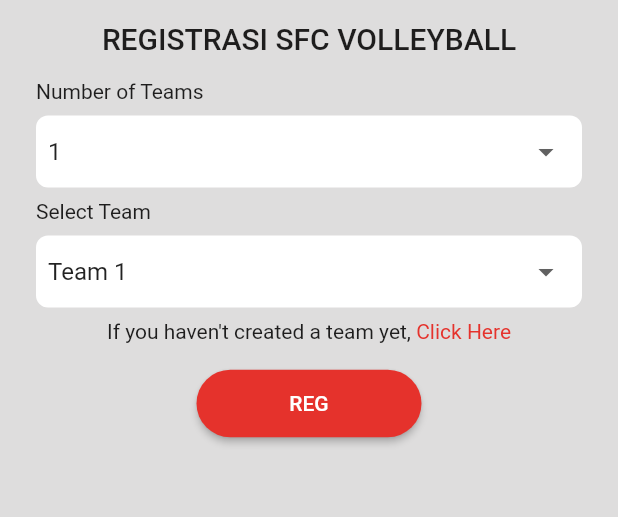
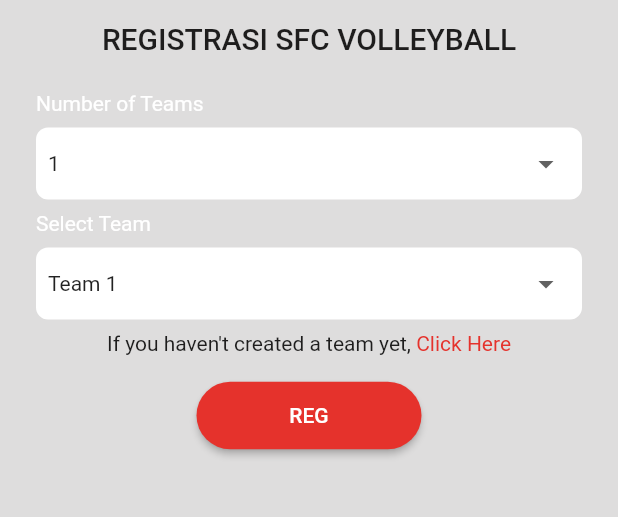
Before and after one commit to mutakin-san/cyphercity, a Flutter app: the RegisterCompetitionScreen screen opened by its route, on a phone screen of 412 x 824 dp, the part 159-676 px from its top. Run offline on Flutter 3.47's test engine with Material 2 defaults, Android fonts, the phone set to English and light mode, and no system bars; our stand-ins replace bloc, carousel_slider, equatable, flutter_bloc, form_validator and 1 more; missing offline and left inert: dart:ffi; accounts and stored records are empty; network calls fail.

Commit message:
refactoring code

```diff
--- a/lib/models/user.dart
+++ b/lib/models/user.dart
@@ -16,7 +16,7 @@ class User extends Equatable {
 
   factory User.fromJson(Map<String, dynamic> json) {
     return User(
-        userId: json['user_id'],
+        userId: "${json['user_id']}",
         username: json['username'],
         nama: json['nama'],
         level: json['level'],
--- a/lib/screens/main_screen.dart
+++ b/lib/screens/main_screen.dart
@@ -38,7 +38,7 @@ class _MainScreenState extends State<MainScreen> {
                 _selectedMenuIndex = value;
               }),
           items: const [
-            BottomNavigationBarItem(label: "", icon: Icon(Icons.people)),
+            BottomNavigationBarItem(label: "", icon: Icon(Icons.emoji_events)),
             BottomNavigationBarItem(label: "", icon: Icon(Icons.home)),
             BottomNavigationBarItem(
                 label: "", icon: Icon(Icons.account_circle)),
--- a/lib/screens/register_competition_screen.dart
+++ b/lib/screens/register_competition_screen.dart
@@ -1,4 +1,5 @@
 import 'package:cyphercity/utilities/colors.dart';
+import 'package:cyphercity/widgets/cc_dropdown_form_field.dart';
 import 'package:cyphercity/widgets/cc_material_button.dart';
 import 'package:flutter/material.dart';
 
@@ -16,37 +17,20 @@ class _RegisterCompetitionScreenState extends State<RegisterCompetitionScreen> {
   List<Widget> buildTeamSelection(int numberOfTeam) {
     return List.generate(numberOfTeam, (index) {
       String selectedTeam = "Team 1";
-      return Column(
-        crossAxisAlignment: CrossAxisAlignment.start,
-        children: [
-          const SizedBox(height: 8),
-          const Text("Select Team"),
-          const SizedBox(height: 8),
-          DropdownButtonFormField<String>(
+      return CCDropdownFormField<String>(
         items: ["Team 1", "Team 2", "Team 3", "Team 4", "Team 5", "Team 6"]
             .map((e) => DropdownMenuItem(
                   value: e,
                   child: Text(e),
                 ))
             .toList(),
-            isDense: true,
-            isExpanded: true,
-            value: selectedTeam,
-            decoration: InputDecoration(
-                contentPadding: const EdgeInsets.symmetric(horizontal: 8),
-                border: OutlineInputBorder(
-                  borderRadius: BorderRadius.circular(8),
-                  borderSide: BorderSide.none,
-                ),
-                filled: true,
-                fillColor: Colors.white),
+        selectedValue: selectedTeam,
         onChanged: (value) {
           setState(() {
             selectedTeam = value ?? selectedTeam;
           });
         },
-          ),
-        ],
+        label: "Select Team",
       );
     });
   }
@@ -85,34 +69,21 @@ class _RegisterCompetitionScreenState extends State<RegisterCompetitionScreen> {
                           child: Padding(
                         padding: const EdgeInsets.symmetric(horizontal: 24),
                         child: Column(
-                          crossAxisAlignment: CrossAxisAlignment.start,
                           children: [
-                            const Text("Number of Teams"),
-                            const SizedBox(height: 8),
-                            DropdownButtonFormField<int>(
+                            CCDropdownFormField<int>(
                               items: [1, 2, 3, 4, 5, 6]
                                   .map((e) => DropdownMenuItem(
                                         value: e,
                                         child: Text("$e"),
                                       ))
                                   .toList(),
-                              isDense: true,
-                              isExpanded: true,
-                              value: _numberOfTeam,
-                              decoration: InputDecoration(
-                                  contentPadding:
-                                      const EdgeInsets.symmetric(horizontal: 8),
-                                  border: OutlineInputBorder(
-                                    borderRadius: BorderRadius.circular(8),
-                                    borderSide: BorderSide.none,
-                                  ),
-                                  filled: true,
-                                  fillColor: Colors.white),
                               onChanged: (value) {
                                 setState(() {
                                   _numberOfTeam = value ?? _numberOfTeam;
                                 });
                               },
+                              label: "Number of Teams",
+                              selectedValue: _numberOfTeam,
                             ),
                             ...buildTeamSelection(_numberOfTeam),
                             const SizedBox(height: 8),
@@ -142,8 +113,10 @@ class _RegisterCompetitionScreenState extends State<RegisterCompetitionScreen> {
                       ))
                     ],
                   ),
-
-                  IconButton(onPressed: () => Navigator.pop(context), iconSize: 35, icon: const Icon(Icons.arrow_back))
+                  IconButton(
+                      onPressed: () => Navigator.pop(context),
+                      iconSize: 35,
+                      icon: const Icon(Icons.arrow_back))
                 ],
               ),
             ),
--- a/lib/services/api_services.dart
+++ b/lib/services/api_services.dart
@@ -85,7 +85,7 @@ class ApiServices {
       String noHp = "0",
       required String password,
       required String confirmPassword,
-      int statusSekolah = 1}) async {
+      int statusSekolah = 0}) async {
     late ApiReturnValue<User> returnValue;
 
     try {
@@ -105,6 +105,7 @@ class ApiServices {
         final apiResponse = ApiResponse.fromJson(response);
 
         if (apiResponse.status == 'success' && apiResponse.code == 200) {
+          print(apiResponse);
           returnValue =
               ApiReturnValue(data: User.fromJson(apiResponse.response as Map<String, dynamic>), message: apiResponse.message);
         } else {
--- /dev/null
+++ b/lib/widgets/cc_dropdown_form_field.dart
@@ -0,0 +1,42 @@
+import 'package:flutter/material.dart';
+
+class CCDropdownFormField<T> extends StatelessWidget {
+
+  const CCDropdownFormField({super.key, required this.label, this.labelColor = Colors.white, required this.items, required this.selectedValue, required this.onChanged, this.validator});
+
+  final String label;
+  final Color? labelColor;
+  final List<DropdownMenuItem<T>> items;
+  final T selectedValue;
+  final String? Function(T?)? validator;
+  final void Function(T?) onChanged;
+
+  @override
+  Widget build(BuildContext context) {
+    return Column(
+        crossAxisAlignment: CrossAxisAlignment.start,
+        children: [
+          const SizedBox(height: 8),
+          Text(label, style: Theme.of(context).textTheme.bodyMedium?.copyWith(color: labelColor)),
+          const SizedBox(height: 8),
+          DropdownButtonFormField<T>(
+            items: items,
+            isDense: true,
+            isExpanded: true,
+            validator: validator,
+            style: const TextStyle(color: Colors.black87),
+            value: selectedValue,
+            decoration: InputDecoration(
+                contentPadding: const EdgeInsets.symmetric(horizontal: 8),
+                border: OutlineInputBorder(
+                  borderRadius: BorderRadius.circular(8),
+                  borderSide: BorderSide.none,
+                ),
+                filled: true,
+                fillColor: Colors.white),
+            onChanged: onChanged
+          ),
+        ],
+      );
+  }
+}
```
Also changed, not shown: lib/screens/register_screen.dart (+31 -8 lines), 2 other files. Lines whose indentation alone changed are shown as unchanged.
